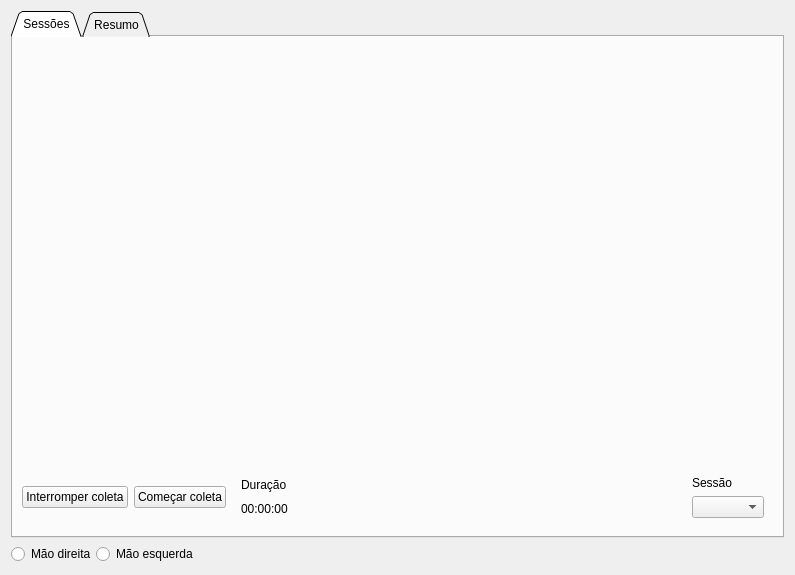
The window that ui/ui_files/user_stats.ui (JPCassimiro/JHMR) describes before a commit, drawn with Qt 5.
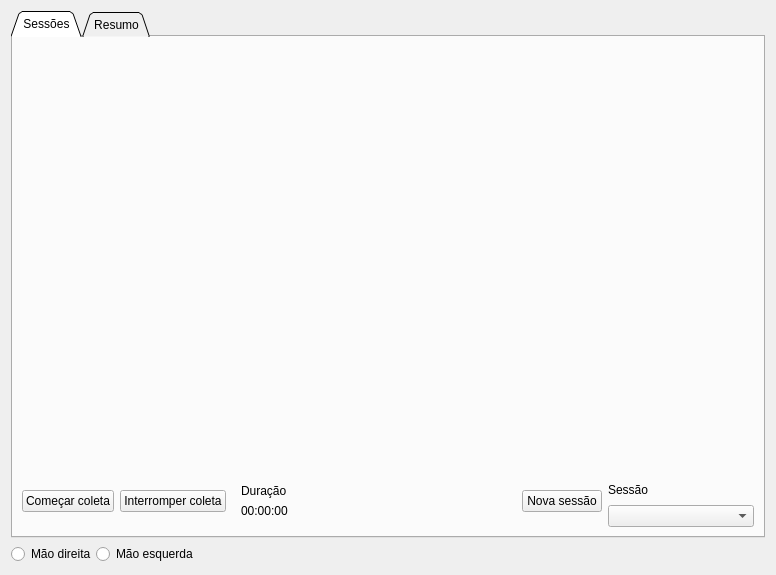
The same window after the commit.

Commit message: add session function

Diff of the .ui file:
```diff
--- a/ui/ui_files/user_stats.ui
+++ b/ui/ui_files/user_stats.ui
@@ -6,7 +6,7 @@
    <rect>
     <x>0</x>
     <y>0</y>
-    <width>795</width>
+    <width>776</width>
     <height>575</height>
    </rect>
   </property>
@@ -67,14 +67,13 @@
           </item>
           <item row="1" column="0">
            <widget class="QWidget" name="buttonsContainer" native="true">
-            <layout class="QHBoxLayout" name="horizontalLayout">
-             <item>
-              <widget class="QPushButton" name="stopListening">
-               <property name="text">
-                <string>Interromper coleta</string>
-               </property>
-              </widget>
-             </item>
+            <layout class="QHBoxLayout" name="horizontalLayout" stretch="0,0,0,3,0,2">
+             <property name="spacing">
+              <number>6</number>
+             </property>
+             <property name="sizeConstraint">
+              <enum>QLayout::SizeConstraint::SetDefaultConstraint</enum>
+             </property>
              <item>
               <widget class="QPushButton" name="startListening">
                <property name="text">
@@ -82,6 +81,13 @@
                </property>
               </widget>
              </item>
+             <item>
+              <widget class="QPushButton" name="stopListening">
+               <property name="text">
+                <string>Interromper coleta</string>
+               </property>
+              </widget>
+             </item>
              <item>
               <widget class="QWidget" name="timelapseContainer" native="true">
                <layout class="QGridLayout" name="gridLayout_4">
@@ -115,19 +121,45 @@
                </property>
               </spacer>
              </item>
+             <item>
+              <widget class="QPushButton" name="newSessionButton">
+               <property name="text">
+                <string>Nova sessão</string>
+               </property>
+              </widget>
+             </item>
              <item>
               <widget class="QWidget" name="sessionSelectorContainer" native="true">
-               <layout class="QGridLayout" name="gridLayout_5">
-                <item row="1" column="0">
-                 <widget class="QComboBox" name="sessionComboBox"/>
-                </item>
-                <item row="0" column="0">
+               <layout class="QVBoxLayout" name="verticalLayout" stretch="0,0">
+                <property name="spacing">
+                 <number>0</number>
+                </property>
+                <property name="leftMargin">
+                 <number>0</number>
+                </property>
+                <property name="topMargin">
+                 <number>0</number>
+                </property>
+                <property name="rightMargin">
+                 <number>0</number>
+                </property>
+                <property name="bottomMargin">
+                 <number>0</number>
+                </property>
+                <item>
                  <widget class="QLabel" name="sessionSelectorLabel">
                   <property name="text">
                    <string>Sessão</string>
                   </property>
                  </widget>
                 </item>
+                <item>
+                 <widget class="QComboBox" name="sessionComboBox">
+                  <property name="sizeAdjustPolicy">
+                   <enum>QComboBox::SizeAdjustPolicy::AdjustToContents</enum>
+                  </property>
+                 </widget>
+                </item>
                </layout>
               </widget>
              </item>
```
The commit also changes 13 other files.
